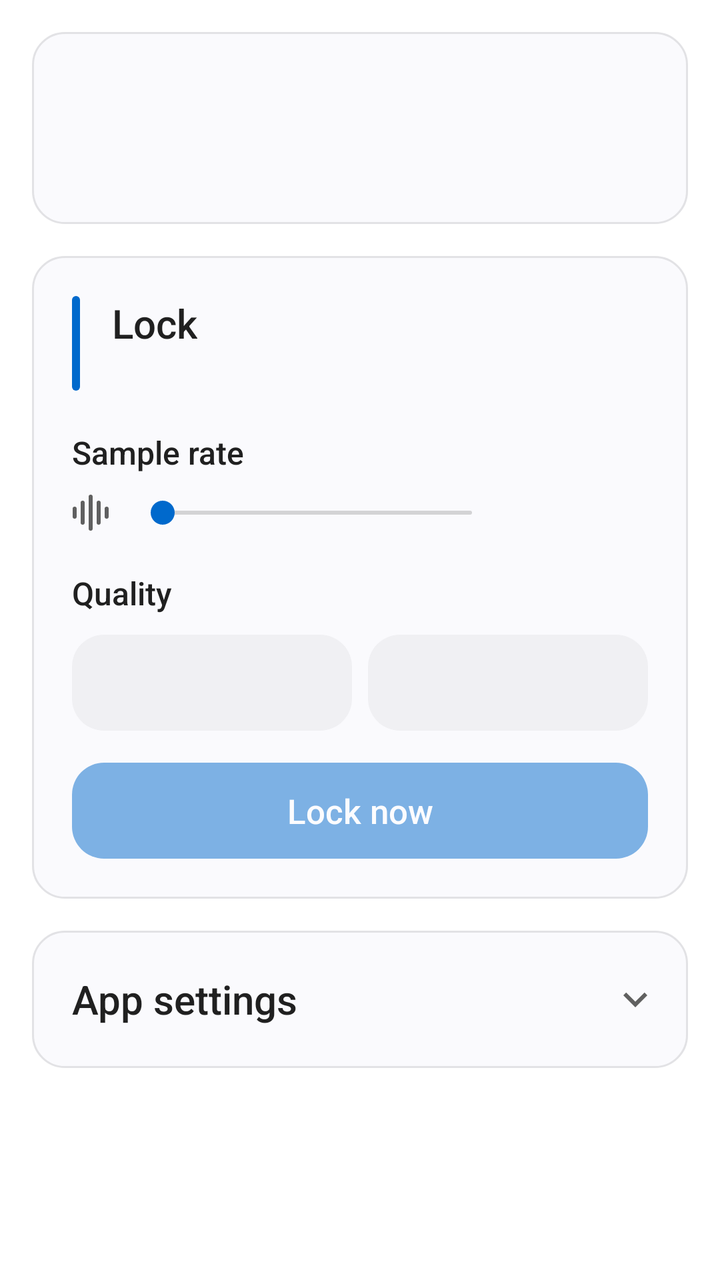
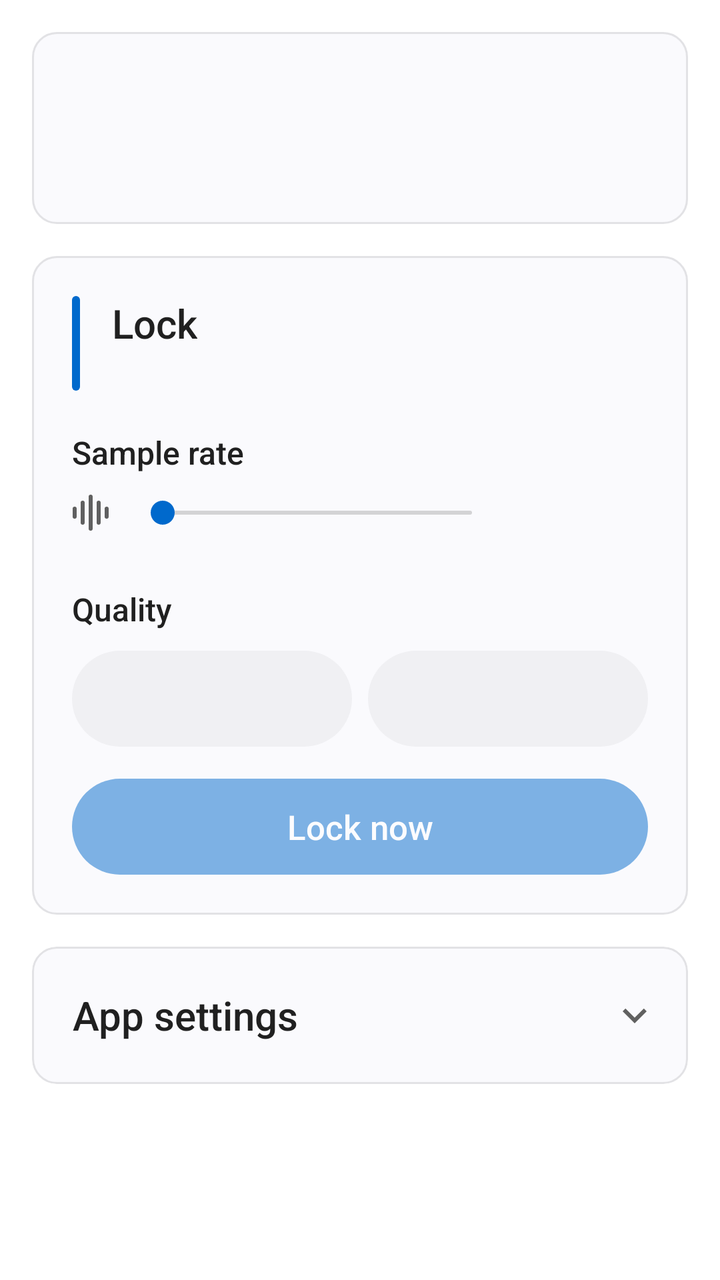

Before-and-after screenshots of an Android layout around one commit, followed by the original layout XML and the change that was made.
<!-- AndroidManifest.xml: application theme Theme.LdacLock -->
<!-- res/layout/activity_main.xml -->
<?xml version="1.0" encoding="utf-8"?>
<ScrollView xmlns:android="http://schemas.android.com/apk/res/android"
    android:layout_width="match_parent"
    android:layout_height="match_parent"
    android:fillViewport="true"
    android:fitsSystemWindows="true">

    <LinearLayout
        android:layout_width="match_parent"
        android:layout_height="wrap_content"
        android:orientation="vertical"
        android:padding="16dp">

        
        <LinearLayout style="@style/Card">

            <LinearLayout
                android:layout_width="match_parent"
                android:layout_height="wrap_content"
                android:gravity="center_vertical"
                android:orientation="horizontal">

                <ImageView
                    android:layout_width="56dp"
                    android:layout_height="56dp"
                    android:importantForAccessibility="no"
                    android:src="@mipmap/ic_launcher" />

                <LinearLayout
                    android:layout_width="0dp"
                    android:layout_height="wrap_content"
                    android:layout_marginStart="16dp"
                    android:layout_weight="1"
                    android:orientation="vertical">

                    <TextView
                        android:id="@+id/name"
                        android:layout_width="match_parent"
                        android:layout_height="wrap_content"
                        android:fontFamily="sans-serif-medium"
                        android:textColor="@color/text"
                        android:textSize="22sp" />

                    <TextView
                        android:id="@+id/meta"
                        android:layout_width="match_parent"
                        android:layout_height="wrap_content"
                        android:layout_marginTop="2dp"
                        android:textColor="@color/text2"
                        android:textSize="15sp"
                        android:visibility="gone" />
                </LinearLayout>
            </LinearLayout>

            
            <LinearLayout
                android:id="@+id/panel"
                android:layout_width="match_parent"
                android:layout_height="wrap_content"
                android:layout_marginTop="20dp"
                android:background="@drawable/panel"
                android:orientation="vertical"
                android:padding="20dp"
                android:visibility="gone">

                <TextView
                    android:layout_width="wrap_content"
                    android:layout_height="wrap_content"
                    android:letterSpacing="0.08"
                    android:text="@string/current_codec"
                    android:textAllCaps="true"
                    android:textColor="@color/text2"
                    android:textSize="13sp" />

                
                <LinearLayout
                    android:layout_width="match_parent"
                    android:layout_height="wrap_content"
                    android:gravity="center_vertical"
                    android:minHeight="48dp"
                    android:orientation="horizontal">

                    <TextView
                        android:id="@+id/codec"
                        android:layout_width="wrap_content"
                        android:layout_height="wrap_content"
                        android:textColor="@color/accent_text"
                        android:textSize="34sp"
                        android:textStyle="bold" />

                    
                    <TextView
                        android:id="@+id/hi_res"
                        android:layout_width="wrap_content"
                        android:layout_height="wrap_content"
                        android:layout_marginStart="12dp"
                        android:background="@drawable/pill"
                        android:backgroundTint="@color/success"
                        android:paddingHorizontal="10dp"
                        android:paddingVertical="3dp"
                        android:text="@string/hi_res"
                        android:textColor="@color/bg"
                        android:textSize="13sp"
                        android:textStyle="bold"
                        android:visibility="gone" />

                    <View
                        android:layout_width="0dp"
                        android:layout_height="0dp"
                        android:layout_weight="1" />

                    
                    <ImageView
                        android:id="@+id/play"
                        android:layout_width="48dp"
                        android:layout_height="48dp"
                        android:background="@drawable/circle"
                        android:contentDescription="@string/play"
                        android:focusable="true"
                        android:padding="12dp"
                        android:src="@drawable/ic_play"
                        android:visibility="gone" />
                </LinearLayout>

                
                <TextView
                    android:id="@+id/spec"
                    android:layout_width="wrap_content"
                    android:layout_height="wrap_content"
                    android:layout_marginTop="8dp"
                    android:textColor="@color/text2"
                    android:textSize="15sp" />
            </LinearLayout>

            <TextView
                android:id="@+id/state"
                android:layout_width="match_parent"
                android:layout_height="wrap_content"
                android:layout_marginTop="16dp"
                android:drawablePadding="8dp"
                android:gravity="center_vertical"
                android:textSize="15sp"
                android:visibility="gone" />

            <TextView
                android:id="@+id/pair"
                style="@style/Button"
                android:layout_marginTop="20dp"
                android:text="@string/pair"
                android:visibility="gone" />
        </LinearLayout>

        
        <LinearLayout
            style="@style/Card"
            android:layout_marginTop="16dp">

            <LinearLayout
                android:layout_width="match_parent"
                android:layout_height="wrap_content"
                android:orientation="horizontal">

                <View
                    android:layout_width="4dp"
                    android:layout_height="match_parent"
                    android:background="@drawable/bar" />

                <LinearLayout
                    android:layout_width="match_parent"
                    android:layout_height="wrap_content"
                    android:layout_marginStart="16dp"
                    android:orientation="vertical">

                    <TextView
                        android:layout_width="wrap_content"
                        android:layout_height="wrap_content"
                        android:fontFamily="sans-serif-medium"
                        android:text="@string/lock_title"
                        android:textColor="@color/text"
                        android:textSize="20sp" />

                    <TextView
                        android:id="@+id/summary"
                        android:layout_width="wrap_content"
                        android:layout_height="wrap_content"
                        android:textColor="@color/text2"
                        android:textSize="15sp" />
                </LinearLayout>
            </LinearLayout>

            <TextView
                android:layout_width="wrap_content"
                android:layout_height="wrap_content"
                android:layout_marginTop="20dp"
                android:fontFamily="sans-serif-medium"
                android:text="@string/sample_rate"
                android:textColor="@color/text"
                android:textSize="16sp" />

            
            <LinearLayout
                android:layout_width="match_parent"
                android:layout_height="wrap_content"
                android:layout_marginTop="-1dp"
                android:layout_marginBottom="-11dp"
                android:gravity="center_vertical"
                android:orientation="horizontal">

                <ImageView
                    android:layout_width="40dp"
                    android:layout_height="40dp"
                    android:layout_marginStart="-11dp"
                    android:importantForAccessibility="no"
                    android:padding="8dp"
                    android:src="@drawable/ic_bars" />

                
                <SeekBar
                    android:id="@+id/rate"
                    android:layout_width="0dp"
                    android:layout_height="wrap_content"
                    android:layout_weight="1"
                    android:contentDescription="@string/sample_rate"
                    android:max="3"
                    android:progressBackgroundTint="@color/text2"
                    android:progressTint="@color/accent"
                    android:thumbTint="@color/accent" />

                <TextView
                    android:id="@+id/rate_value"
                    android:layout_width="72dp"
                    android:layout_height="wrap_content"
                    android:gravity="end"
                    android:textColor="@color/text2"
                    android:textSize="15sp" />
            </LinearLayout>

            <TextView
                android:layout_width="wrap_content"
                android:layout_height="wrap_content"
                android:layout_marginTop="20dp"
                android:fontFamily="sans-serif-medium"
                android:text="@string/quality"
                android:textColor="@color/text"
                android:textSize="16sp" />

            
            <LinearLayout
                android:layout_width="match_parent"
                android:layout_height="wrap_content"
                android:layout_marginTop="10dp"
                android:orientation="horizontal">

                <TextView
                    android:id="@+id/quality_high"
                    style="@style/Segment"
                    android:layout_marginEnd="8dp" />

                <TextView
                    android:id="@+id/quality_mid"
                    style="@style/Segment" />
            </LinearLayout>

            <TextView
                android:id="@+id/lock"
                style="@style/Button"
                android:layout_marginTop="16dp"
                android:alpha="0.5"
                android:enabled="false"
                android:text="@string/lock_now" />

            <TextView
                android:id="@+id/last"
                android:layout_width="match_parent"
                android:layout_height="wrap_content"
                android:layout_marginTop="12dp"
                android:gravity="center_horizontal"
                android:textColor="@color/text2"
                android:textSize="14sp"
                android:visibility="gone" />
        </LinearLayout>

        
        <LinearLayout
            style="@style/Card"
            android:layout_marginTop="16dp"
            android:animateLayoutChanges="true"
            android:clipToPadding="false">

            
            
            <LinearLayout
                android:id="@+id/settings_header"
                android:layout_width="match_parent"
                android:layout_height="wrap_content"
                android:layout_marginTop="-10dp"
                android:layout_marginBottom="-10dp"
                android:background="?android:attr/selectableItemBackground"
                android:gravity="center_vertical"
                android:minHeight="48dp"
                android:orientation="horizontal">

                <TextView
                    android:layout_width="0dp"
                    android:layout_height="wrap_content"
                    android:layout_weight="1"
                    android:fontFamily="sans-serif-medium"
                    android:text="@string/app_settings"
                    android:textColor="@color/text"
                    android:textSize="20sp" />

                
                <ImageView
                    android:id="@+id/settings_chevron"
                    android:layout_width="24dp"
                    android:layout_height="24dp"
                    android:layout_marginEnd="-6dp"
                    android:importantForAccessibility="no"
                    android:src="@drawable/ic_expand" />
            </LinearLayout>

            <LinearLayout
                android:id="@+id/settings_body"
                android:layout_width="match_parent"
                android:layout_height="wrap_content"
                android:orientation="vertical"
                android:visibility="gone">

                
                <TextView
                    android:layout_width="wrap_content"
                    android:layout_height="wrap_content"
                    android:layout_marginTop="20dp"
                    android:fontFamily="sans-serif-medium"
                    android:text="@string/appearance"
                    android:textColor="@color/text"
                    android:textSize="16sp" />

                <LinearLayout
                    android:layout_width="match_parent"
                    android:layout_height="wrap_content"
                    android:layout_marginTop="10dp"
                    android:orientation="horizontal">

                    <TextView
                        android:id="@+id/appearance_system"
                        style="@style/Segment"
                        android:text="@string/system_default" />

                    <TextView
                        android:id="@+id/appearance_light"
                        style="@style/Segment"
                        android:layout_marginHorizontal="8dp"
                        android:text="@string/light_mode" />

                    <TextView
                        android:id="@+id/appearance_dark"
                        style="@style/Segment"
                        android:text="@string/dark_mode" />
                </LinearLayout>
            </LinearLayout>
        </LinearLayout>

        
        <View
            android:layout_width="match_parent"
            android:layout_height="0dp"
            android:layout_weight="1" />

        <TextView
            android:id="@+id/copyright"
            android:layout_width="match_parent"
            android:layout_height="wrap_content"
            android:layout_marginTop="16dp"
            android:gravity="center_horizontal"
            android:textColor="@color/text2"
            android:textSize="15sp" />
    </LinearLayout>
</ScrollView>
<!-- resources referenced by this layout -->
<resources>
  <color name="accent">#FF0069CC</color>
  <color name="accent_text">#FF0069CC</color>
  <color name="bg">#FFFFFFFF</color>
  <color name="success">#FF2E7D32</color>
  <color name="text">#FF202020</color>
  <color name="text2">#FF606060</color>
  <!-- drawable panel (drawable) -->
  <shape xmlns:android="http://schemas.android.com/apk/res/android"
      android:shape="rectangle">
      <solid android:color="@color/panel" />
      <corners android:radius="16dp" />
  </shape>
  <string name="app_settings">App settings</string>
  <string name="appearance">Appearance</string>
  <string name="current_codec">Current Codec</string>
  <string name="dark_mode">Dark mode</string>
  <string name="hi_res">Hi-Res</string>
  <string name="light_mode">Light mode</string>
  <string name="lock_now">Lock now</string>
  <string name="lock_title">Lock</string>
  <string name="pair">Pair headphones</string>
  <string name="play">Play</string>
  <string name="quality">Quality</string>
  <string name="sample_rate">Sample rate</string>
  <string name="system_default">System default</string>
  <style name="Segment">
          <item name="android:layout_width">0dp</item>
          <item name="android:layout_height">48dp</item> 
          <item name="android:layout_weight">1</item>
          <item name="android:background">@drawable/segment</item>
          <item name="android:foreground">?android:attr/selectableItemBackground</item>
          <item name="android:gravity">center</item>
          <item name="android:maxLines">1</item>
          <item name="android:paddingHorizontal">6dp</item>
          <item name="android:textColor">@color/text</item>
          <item name="android:textSize">14sp</item> 
      </style>
  <color name="ripple">#33FFFFFF</color>
  <color name="on_accent">#FFFFFFFF</color>
  <color name="panel">#FFF0F0F3</color>
  <!-- drawable button (drawable) -->
  <ripple xmlns:android="http://schemas.android.com/apk/res/android"
      android:color="@color/ripple">
      <item>
          <shape android:shape="rectangle">
              <solid android:color="@color/accent" />
              <corners android:radius="16dp" />
          </shape>
      </item>
  </ripple>
  <!-- drawable card (drawable) -->
  <shape xmlns:android="http://schemas.android.com/apk/res/android"
      android:shape="rectangle">
      <solid android:color="@color/card" />
      <stroke
          android:width="1dp"
          android:color="@color/divider" />
      <corners android:radius="16dp" />
  </shape>
  <!-- drawable segment (drawable) -->
  <shape xmlns:android="http://schemas.android.com/apk/res/android"
      android:shape="rectangle">
      <solid android:color="@color/panel" />
      <corners android:radius="16dp" />
  </shape>
  <color name="icon_bg">#FF232426</color>
  <color name="card">#FFFAFAFD</color>
  <color name="divider">#FFE2E2E5</color>
  <!-- unchanged entries left out for length: 12 -->
</resources>

<!-- the commit's change to res/layout/activity_main.xml (unified diff, before → after) -->
@@ -130,6 +130,16 @@
                     android:layout_marginTop="8dp"
                     android:textColor="@color/text2"
                     android:textSize="15sp" />
+
+                
+                <TextView
+                    android:id="@+id/note"
+                    android:layout_width="wrap_content"
+                    android:layout_height="wrap_content"
+                    android:layout_marginTop="4dp"
+                    android:textColor="@color/text2"
+                    android:textSize="14sp"
+                    android:visibility="gone" />
             </LinearLayout>
 
             <TextView
@@ -172,12 +182,8 @@
                     android:orientation="vertical">
 
                     <TextView
-                        android:layout_width="wrap_content"
-                        android:layout_height="wrap_content"
-                        android:fontFamily="sans-serif-medium"
-                        android:text="@string/lock_title"
-                        android:textColor="@color/text"
-                        android:textSize="20sp" />
+                        style="@style/Title"
+                        android:text="@string/lock_title" />
 
                     <TextView
                         android:id="@+id/summary"
@@ -189,13 +195,9 @@
             </LinearLayout>
 
             <TextView
-                android:layout_width="wrap_content"
-                android:layout_height="wrap_content"
+                style="@style/Label"
                 android:layout_marginTop="20dp"
-                android:fontFamily="sans-serif-medium"
-                android:text="@string/sample_rate"
-                android:textColor="@color/text"
-                android:textSize="16sp" />
+                android:text="@string/sample_rate" />
 
             
             <LinearLayout
@@ -236,13 +238,9 @@
             </LinearLayout>
 
             <TextView
-                android:layout_width="wrap_content"
-                android:layout_height="wrap_content"
-                android:layout_marginTop="20dp"
-                android:fontFamily="sans-serif-medium"
-                android:text="@string/quality"
-                android:textColor="@color/text"
-                android:textSize="16sp" />
+                style="@style/Label"
+                android:layout_marginTop="28dp"
+                android:text="@string/quality" />
 
             
             <LinearLayout
@@ -285,6 +283,7 @@
             style="@style/Card"
             android:layout_marginTop="16dp"
             android:animateLayoutChanges="true"
+            android:clipToOutline="true"
             android:clipToPadding="false">
 
             
@@ -293,21 +292,21 @@
                 android:id="@+id/settings_header"
                 android:layout_width="match_parent"
                 android:layout_height="wrap_content"
-                android:layout_marginTop="-10dp"
-                android:layout_marginBottom="-10dp"
+                android:layout_marginStart="-20dp"
+                android:layout_marginTop="-20dp"
+                android:layout_marginEnd="-20dp"
+                android:layout_marginBottom="-20dp"
                 android:background="?android:attr/selectableItemBackground"
                 android:gravity="center_vertical"
-                android:minHeight="48dp"
-                android:orientation="horizontal">
-
-                <TextView
+                android:minHeight="68dp"
+                android:orientation="horizontal"
+                android:paddingHorizontal="20dp">
+
+                <TextView
+                    style="@style/Title"
                     android:layout_width="0dp"
-                    android:layout_height="wrap_content"
                     android:layout_weight="1"
-                    android:fontFamily="sans-serif-medium"
-                    android:text="@string/app_settings"
-                    android:textColor="@color/text"
-                    android:textSize="20sp" />
+                    android:text="@string/app_settings" />
 
                 
                 <ImageView
@@ -328,13 +327,9 @@
 
                 
                 <TextView
-                    android:layout_width="wrap_content"
-                    android:layout_height="wrap_content"
+                    style="@style/Label"
                     android:layout_marginTop="20dp"
-                    android:fontFamily="sans-serif-medium"
-                    android:text="@string/appearance"
-                    android:textColor="@color/text"
-                    android:textSize="16sp" />
+                    android:text="@string/appearance" />
 
                 <LinearLayout
                     android:layout_width="match_parent"
@@ -358,22 +353,17 @@
                         style="@style/Segment"
                         android:text="@string/dark_mode" />
                 </LinearLayout>
+
+                
+                <TextView
+                    android:id="@+id/copyright"
+                    android:layout_width="match_parent"
+                    android:layout_height="wrap_content"
+                    android:layout_marginTop="28dp"
+                    android:gravity="center_horizontal"
+                    android:textColor="@color/text2"
+                    android:textSize="15sp" />
             </LinearLayout>
         </LinearLayout>
-
-        
-        <View
-            android:layout_width="match_parent"
-            android:layout_height="0dp"
-            android:layout_weight="1" />
-
-        <TextView
-            android:id="@+id/copyright"
-            android:layout_width="match_parent"
-            android:layout_height="wrap_content"
-            android:layout_marginTop="16dp"
-            android:gravity="center_horizontal"
-            android:textColor="@color/text2"
-            android:textSize="15sp" />
     </LinearLayout>
 </ScrollView>
<!-- resource entries referenced after the edit -->
@@ -10,7 +10,7 @@
   <shape xmlns:android="http://schemas.android.com/apk/res/android"
       android:shape="rectangle">
       <solid android:color="@color/panel" />
-      <corners android:radius="16dp" />
+      <corners android:radius="8dp" />
   </shape>
   <string name="app_settings">App settings</string>
   <string name="appearance">Appearance</string>
@@ -25,17 +25,31 @@
   <string name="quality">Quality</string>
   <string name="sample_rate">Sample rate</string>
   <string name="system_default">System default</string>
+  <style name="Label">
+          <item name="android:layout_width">wrap_content</item>
+          <item name="android:layout_height">wrap_content</item>
+          <item name="android:fontFamily">sans-serif-medium</item>
+          <item name="android:textColor">@color/text</item>
+          <item name="android:textSize">16sp</item>
+      </style>
   <style name="Segment">
           <item name="android:layout_width">0dp</item>
           <item name="android:layout_height">48dp</item> 
           <item name="android:layout_weight">1</item>
           <item name="android:background">@drawable/segment</item>
-          <item name="android:foreground">?android:attr/selectableItemBackground</item>
+          <item name="android:foreground">@drawable/press</item>
           <item name="android:gravity">center</item>
           <item name="android:maxLines">1</item>
           <item name="android:paddingHorizontal">6dp</item>
           <item name="android:textColor">@color/text</item>
           <item name="android:textSize">14sp</item> 
+      </style>
+  <style name="Title">
+          <item name="android:layout_width">wrap_content</item>
+          <item name="android:layout_height">wrap_content</item>
+          <item name="android:fontFamily">sans-serif-medium</item>
+          <item name="android:textColor">@color/text</item>
+          <item name="android:textSize">20sp</item>
       </style>
   <color name="ripple">#33FFFFFF</color>
   <color name="on_accent">#FFFFFFFF</color>
@@ -46,7 +60,7 @@
       <item>
           <shape android:shape="rectangle">
               <solid android:color="@color/accent" />
-              <corners android:radius="16dp" />
+              <corners android:radius="24dp" />
           </shape>
       </item>
   </ripple>
@@ -57,14 +71,24 @@
       <stroke
           android:width="1dp"
           android:color="@color/divider" />
-      <corners android:radius="16dp" />
+      <corners android:radius="12dp" />
   </shape>
   <!-- drawable segment (drawable) -->
   <shape xmlns:android="http://schemas.android.com/apk/res/android"
       android:shape="rectangle">
       <solid android:color="@color/panel" />
-      <corners android:radius="16dp" />
+      <corners android:radius="24dp" />
   </shape>
+  <!-- drawable press (drawable) -->
+  <ripple xmlns:android="http://schemas.android.com/apk/res/android"
+      android:color="?android:attr/colorControlHighlight">
+      <item android:id="@android:id/mask">
+          <shape android:shape="rectangle">
+              <solid android:color="@android:color/white" />
+              <corners android:radius="24dp" />
+          </shape>
+      </item>
+  </ripple>
   <color name="icon_bg">#FF232426</color>
   <color name="card">#FFFAFAFD</color>
   <color name="divider">#FFE2E2E5</color>
